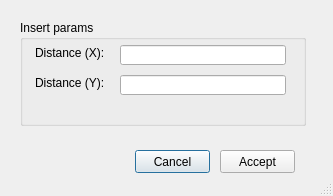
Before: the Qt Designer form ui/cad_add_point.ui in Giswater/giswater_qgis_plugin, drawn with Qt 5.
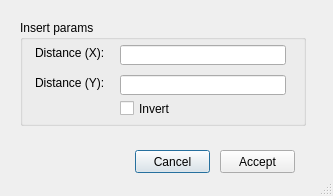
After: the same form once the commit is applied.

Patch:
```diff
--- a/ui/cad_add_point.ui
+++ b/ui/cad_add_point.ui
@@ -87,6 +87,19 @@
      </rect>
     </property>
    </widget>
+   <widget class="QCheckBox" name="chk_invert">
+    <property name="geometry">
+     <rect>
+      <x>100</x>
+      <y>80</y>
+      <width>70</width>
+      <height>17</height>
+     </rect>
+    </property>
+    <property name="text">
+     <string>Invert</string>
+    </property>
+   </widget>
   </widget>
   <widget class="QPushButton" name="btn_accept">
    <property name="geometry">
```
